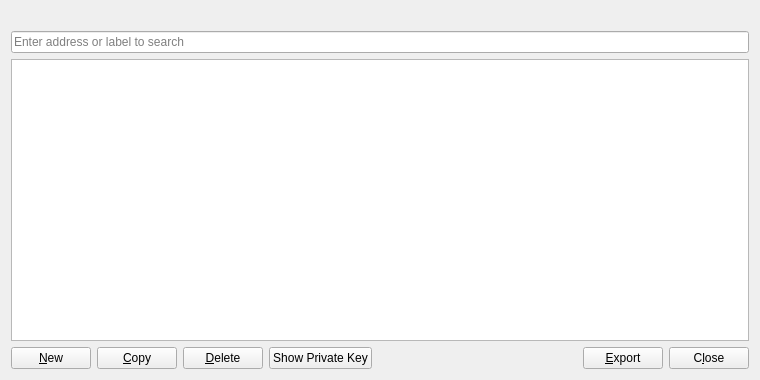
Old version of the form src/qt/forms/addressbookpage.ui in the repository Ankh-Trust/electrum-core.
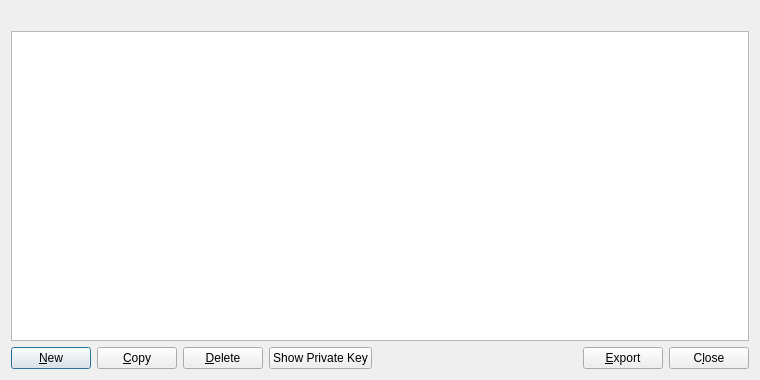
New version of the form. Icons and pictures are not drawn.

Patch:
```diff
--- a/src/qt/forms/addressbookpage.ui
+++ b/src/qt/forms/addressbookpage.ui
@@ -10,6 +10,9 @@
     <height>380</height>
    </rect>
   </property>
+  <property name="styleSheet">
+   <string notr="true"/>
+  </property>
   <layout class="QVBoxLayout" name="verticalLayout">
    <item>
     <widget class="QLabel" name="labelExplanation">
@@ -21,13 +24,6 @@
      </property>
     </widget>
    </item>
-   <item>
-    <widget class="QLineEdit" name="searchLineEdit">
-     <property name="placeholderText">
-      <string>Enter address or label to search</string>
-     </property>
-    </widget>
-   </item>
    <item>
     <widget class="QTableView" name="tableView">
      <property name="contextMenuPolicy">
@@ -36,6 +32,9 @@
      <property name="toolTip">
       <string>Right-click to edit address or label</string>
      </property>
+     <property name="styleSheet">
+      <string notr="true"/>
+     </property>
      <property name="tabKeyNavigation">
       <bool>false</bool>
      </property>
@@ -63,16 +62,19 @@
        <property name="toolTip">
         <string>Create a new address</string>
        </property>
+       <property name="styleSheet">
+        <string notr="true"/>
+       </property>
        <property name="text">
         <string>&amp;New</string>
        </property>
+       <property name="default">
+        <bool>true</bool>
+       </property>
        <property name="icon">
         <iconset>
          <normaloff>:/icons/add</normaloff>:/icons/add</iconset>
        </property>
-       <property name="autoDefault">
-        <bool>false</bool>
-       </property>
       </widget>
      </item>
      <item>
```
Left out of the diff: 34 changed lines with no effect on the pictures.
